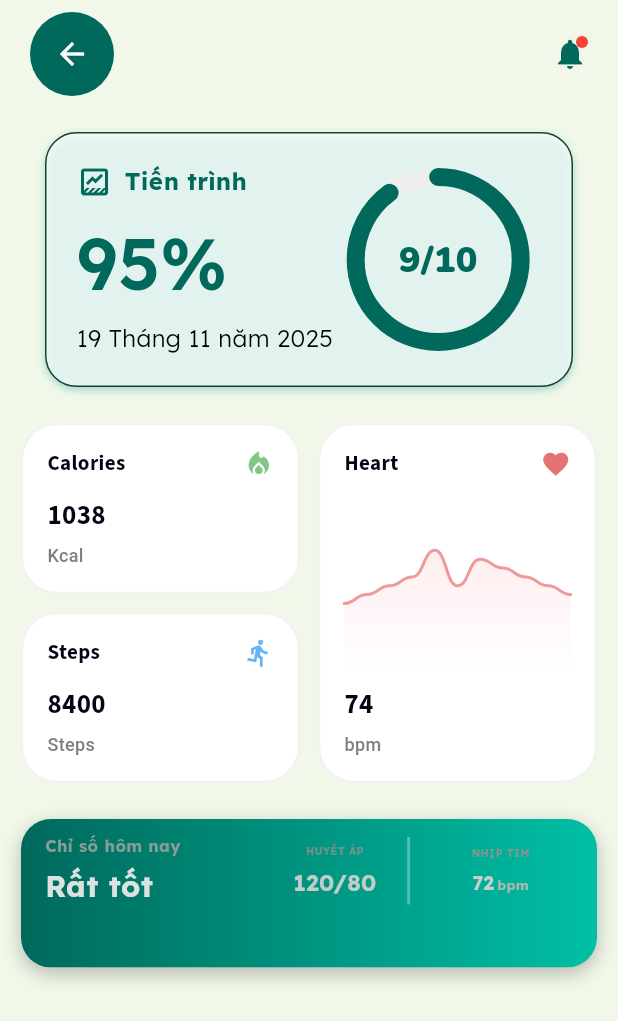
After one commit to HungNguyenBa1811/memotion, a Flutter app: the CaretakerHealthReportScreen screen opened by its route, after a tap on the "arrow back" icon, on a phone screen of 412 x 824 dp. The commit adds this screen. Shown: the top 1021 px of the screen. Run offline on Flutter 3.47's test engine with Material 3 defaults, Android fonts, the phone set to English and light mode, and no system bars; our stand-ins replace camera, dio, flutter_riverpod, flutter_secure_storage, flutter_svg, freezed_annotation and 4 more; accounts and stored records are empty.

Commit message:
feat(profile): add caretaker health report screen and update routing

```diff
--- a/lib/core/router/app_router.dart
+++ b/lib/core/router/app_router.dart
@@ -20,6 +20,7 @@ import '../../features/workout/screens/pose_detection_screen.dart';
 import '../../features/workout/screens/pose_training_screen.dart';
 import '../../features/medication/screens/medication_main_screen.dart';
 import '../../features/medication/screens/medication_scan_screen.dart';
+import '../../features/profile/screens/caretaker_health_report_screen.dart';
 import '../../shared/widgets/main_shell.dart';
 import 'route_config.dart';
 
@@ -61,6 +62,7 @@ class AppRoutes {
   static const String poseTraining = '/pose-training';
   static const String medication = '/medication';
   static const String medicationScan = '/medication-scan';
+  static const String caretakerHealthReport = '/caretaker-health-report';
 }
 
 /// Listenable để notify router khi auth state thay đổi
@@ -358,6 +360,12 @@ final routerProvider = Provider<GoRouter>((ref) {
         builder: (context, state) => const MedicationScanScreen(),
       ),
 
+      // Caretaker Health Report - outside shell (no bottom nav)
+      GoRoute(
+        path: AppRoutes.caretakerHealthReport,
+        builder: (context, state) => const CaretakerHealthReportScreen(),
+      ),
+
       // Nutrition Detail - outside shell (no bottom nav)
       GoRoute(
         path: AppRoutes.nutritionDetail,
--- a/lib/core/router/route_config.dart
+++ b/lib/core/router/route_config.dart
@@ -18,6 +18,7 @@ class RouteConfig {
     '/nutrition',
     '/workout',
     '/profile',
+    '/caretaker-health-report',
   };
 
   /// Check if route is public
--- a/lib/features/home/screens/caretaker/caretaker_home_screen.dart
+++ b/lib/features/home/screens/caretaker/caretaker_home_screen.dart
@@ -1,6 +1,7 @@
 import 'package:flutter/material.dart';
 import 'package:flutter_riverpod/flutter_riverpod.dart';
 import 'package:go_router/go_router.dart';
+import '../../../../core/router/app_router.dart';
 import '../../../../core/theme/app_colors.dart';
 import '../../../../core/theme/app_text_styles.dart';
 import '../../providers/home_provider.dart';
@@ -150,7 +151,7 @@ class CaretakerHomeScreen extends ConsumerWidget {
                               icon: Icons.book,
                               iconColor: AppColors.primary,
                               onTap: () {
-                                context.go('/profile');
+                                context.push(AppRoutes.caretakerHealthReport);
                               },
                             ),
                           ),
--- /dev/null
+++ b/lib/features/profile/screens/caretaker_health_report_screen.dart
@@ -0,0 +1,503 @@
+import 'package:flutter/material.dart';
+import 'package:flutter_riverpod/flutter_riverpod.dart';
+import 'package:go_router/go_router.dart';
+import 'package:google_fonts/google_fonts.dart';
+import '../../../core/theme/app_colors.dart';
+import '../../home/widgets/health_summary_card.dart';
+
+/// Health Report Screen for Caretaker (Figma design node 538:4727)
+/// Displays progress indicator, today's health metrics (calories, steps, heart rate)
+/// and a summary card with vitals
+class CaretakerHealthReportScreen extends ConsumerWidget {
+  const CaretakerHealthReportScreen({super.key});
+
+  @override
+  Widget build(BuildContext context, WidgetRef ref) {
+    return Scaffold(
+      backgroundColor: AppColors.lightGreen,
+      body: SafeArea(
+        child: SingleChildScrollView(
+          child: Column(
+            crossAxisAlignment: CrossAxisAlignment.start,
+            children: [
+              // Top Bar with back button and notification
+              _buildTopBar(context),
+
+              const SizedBox(height: 16),
+
+              // Progress Card
+              _buildProgressCard(),
+
+              const SizedBox(height: 24),
+
+              // Today's Information Section
+              _buildTodaysInfoSection(),
+
+              const SizedBox(height: 24),
+
+              // Health Summary Card (reused from home screen)
+              const HealthSummaryCard(
+                heartRate: '72',
+                bloodPressure: '120/80',
+                steps: '8400',
+                statusLabel: 'Rất tốt',
+              ),
+
+              // Bottom padding for navigation bar
+              const SizedBox(height: 120),
+            ],
+          ),
+        ),
+      ),
+    );
+  }
+
+  Widget _buildTopBar(BuildContext context) {
+    return Padding(
+      padding: const EdgeInsets.symmetric(horizontal: 20, vertical: 8),
+      child: Row(
+        mainAxisAlignment: MainAxisAlignment.spaceBetween,
+        children: [
+          // Back Button
+          GestureDetector(
+            onTap: () => context.pop(),
+            child: Container(
+              width: 56,
+              height: 56,
+              decoration: BoxDecoration(
+                color: AppColors.primary,
+                shape: BoxShape.circle,
+              ),
+              child: const Icon(
+                Icons.arrow_back,
+                color: Colors.white,
+                size: 24,
+              ),
+            ),
+          ),
+          // Notification Icon
+          Stack(
+            children: [
+              Icon(Icons.notifications, color: AppColors.primary, size: 24),
+              Positioned(
+                right: 0,
+                top: 0,
+                child: Container(
+                  width: 8,
+                  height: 8,
+                  decoration: const BoxDecoration(
+                    color: Colors.red,
+                    shape: BoxShape.circle,
+                  ),
+                ),
+              ),
+            ],
+          ),
+        ],
+      ),
+    );
+  }
+
+  Widget _buildProgressCard() {
+    return Padding(
+      padding: const EdgeInsets.symmetric(horizontal: 30),
+      child: Container(
+        padding: const EdgeInsets.all(20),
+        decoration: BoxDecoration(
+          color: Colors.white.withOpacity(0.7),
+          borderRadius: BorderRadius.circular(21),
+          border: Border.all(color: const Color(0xFF1B4332), width: 1),
+          boxShadow: [
+            BoxShadow(
+              color: AppColors.secondary.withOpacity(0.5),
+              offset: const Offset(0, 2),
+              blurRadius: 4,
+            ),
+          ],
+        ),
+        child: Row(
+          children: [
+            // Left side: Progress text
+            Expanded(
+              flex: 5,
+              child: Column(
+                crossAxisAlignment: CrossAxisAlignment.start,
+                children: [
+                  // Title row with icon
+                  Row(
+                    children: [
+                      Icon(
+                        Icons.data_thresholding_outlined,
+                        color: AppColors.primary,
+                        size: 24,
+                      ),
+                      const SizedBox(width: 8),
+                      Text(
+                        'Tiến trình',
+                        style: GoogleFonts.lexend(
+                          fontSize: 16,
+                          fontWeight: FontWeight.w700,
+                          color: AppColors.primary,
+                        ),
+                      ),
+                    ],
+                  ),
+                  const SizedBox(height: 8),
+                  // Percentage
+                  Text(
+                    '95%',
+                    style: GoogleFonts.lexend(
+                      fontSize: 48,
+                      fontWeight: FontWeight.w600,
+                      color: AppColors.primary,
+                    ),
+                  ),
+                  const SizedBox(height: 4),
+                  // Date
+                  Text(
+                    '19 Tháng 11 năm 2025',
+                    style: GoogleFonts.lexend(
+                      fontSize: 16,
+                      fontWeight: FontWeight.w300,
+                      color: Colors.black,
+                    ),
+                  ),
+                ],
+              ),
+            ),
+            // Right side: Circular progress
+            Expanded(
+              flex: 4,
+              child: SizedBox(
+                width: 110,
+                height: 110,
+                child: Stack(
+                  alignment: Alignment.center,
+                  children: [
+                    // Background circle
+                    SizedBox(
+                      width: 110,
+                      height: 110,
+                      child: CircularProgressIndicator(
+                        value: 1.0,
+                        strokeWidth: 12,
+                        backgroundColor: Colors.grey.shade200,
+                        valueColor: AlwaysStoppedAnimation<Color>(
+                          Colors.grey.shade200,
+                        ),
+                      ),
+                    ),
+                    // Progress circle
+                    SizedBox(
+                      width: 110,
+                      height: 110,
+                      child: CircularProgressIndicator(
+                        value: 0.9, // 9/10 = 90%
+                        strokeWidth: 12,
+                        backgroundColor: Colors.transparent,
+                        valueColor: const AlwaysStoppedAnimation<Color>(
+                          AppColors.primary,
+                        ),
+                        strokeCap: StrokeCap.round,
+                      ),
+                    ),
+                    // Center text
+                    Text(
+                      '9/10',
+                      style: GoogleFonts.nunito(
+                        fontSize: 24,
+                        fontWeight: FontWeight.w900,
+                        color: AppColors.primary,
+                      ),
+                    ),
+                  ],
+                ),
+              ),
+            ),
+          ],
+        ),
+      ),
+    );
+  }
+
+  Widget _buildTodaysInfoSection() {
+    return Padding(
+      padding: const EdgeInsets.symmetric(horizontal: 14),
+      child: IntrinsicHeight(
+        child: Row(
+          crossAxisAlignment: CrossAxisAlignment.stretch,
+          children: [
+            // Left column: Calories and Steps stacked
+            Expanded(
+              child: Column(
+                children: [
+                  _buildCaloriesCard(),
+                  const SizedBox(height: 12),
+                  _buildStepsCard(),
+                ],
+              ),
+            ),
+            const SizedBox(width: 12),
+            // Right column: Heart card spanning full height
+            Expanded(child: _buildHeartCard()),
+          ],
+        ),
+      ),
+    );
+  }
+
+  Widget _buildCaloriesCard() {
+    return Container(
+      padding: const EdgeInsets.all(16),
+      decoration: BoxDecoration(
+        color: Colors.white,
+        borderRadius: BorderRadius.circular(24),
+        border: Border.all(
+          color: const Color(0xFFBFBFBF).withOpacity(0.2),
+          width: 1.5,
+        ),
+      ),
+      child: Column(
+        crossAxisAlignment: CrossAxisAlignment.start,
+        children: [
+          // Title row
+          Row(
+            children: [
+              Text(
+                'Calories',
+                style: GoogleFonts.sourceSans3(
+                  fontSize: 14,
+                  fontWeight: FontWeight.w700,
+                  color: const Color(0xFF040415),
+                ),
+              ),
+              const Spacer(),
+              // Flame icon
+              Icon(
+                Icons.local_fire_department,
+                color: Colors.green.shade300,
+                size: 20,
+              ),
+            ],
+          ),
+          const SizedBox(height: 12),
+          // Value
+          Text(
+            '1038',
+            style: GoogleFonts.sourceSans3(
+              fontSize: 18,
+              fontWeight: FontWeight.w700,
+              color: const Color(0xFF040415),
+            ),
+          ),
+          const SizedBox(height: 4),
+          // Unit
+          Text(
+            'Kcal',
+            style: GoogleFonts.mavenPro(
+              fontSize: 12,
+              fontWeight: FontWeight.w500,
+              color: const Color(0xFF7F7F7F),
+            ),
+          ),
+        ],
+      ),
+    );
+  }
+
+  Widget _buildStepsCard() {
+    return Container(
+      padding: const EdgeInsets.all(16),
+      decoration: BoxDecoration(
+        color: Colors.white,
+        borderRadius: BorderRadius.circular(24),
+        border: Border.all(
+          color: const Color(0xFFBFBFBF).withOpacity(0.2),
+          width: 1.5,
+        ),
+      ),
+      child: Column(
+        crossAxisAlignment: CrossAxisAlignment.start,
+        children: [
+          // Title row
+          Row(
+            children: [
+              Text(
+                'Steps',
+                style: GoogleFonts.sourceSans3(
+                  fontSize: 14,
+                  fontWeight: FontWeight.w700,
+                  color: const Color(0xFF040415),
+                ),
+              ),
+              const Spacer(),
+              // Shoe icon
+              Icon(Icons.directions_run, color: Colors.blue.shade300, size: 20),
+            ],
+          ),
+          const SizedBox(height: 12),
+          // Value
+          Text(
+            '8400',
+            style: GoogleFonts.sourceSans3(
+              fontSize: 18,
+              fontWeight: FontWeight.w700,
+              color: const Color(0xFF040415),
+            ),
+          ),
+          const SizedBox(height: 4),
+          // Unit
+          Text(
+            'Steps',
+            style: GoogleFonts.mavenPro(
+              fontSize: 12,
+              fontWeight: FontWeight.w500,
+              color: const Color(0xFF7F7F7F),
+            ),
+          ),
+        ],
+      ),
+    );
+  }
+
+  Widget _buildHeartCard() {
+    return Container(
+      padding: const EdgeInsets.all(16),
+      decoration: BoxDecoration(
+        color: Colors.white,
+        borderRadius: BorderRadius.circular(24),
+        border: Border.all(
+          color: const Color(0xFFBFBFBF).withOpacity(0.2),
+          width: 1.5,
+        ),
+      ),
+      child: Column(
+        crossAxisAlignment: CrossAxisAlignment.start,
+        children: [
+          // Title row
+          Row(
+            children: [
+              Text(
+                'Heart',
+                style: GoogleFonts.sourceSans3(
+                  fontSize: 14,
+                  fontWeight: FontWeight.w700,
+                  color: const Color(0xFF040415),
+                ),
+              ),
+              const Spacer(),
+              // Heart icon
+              Icon(Icons.favorite, color: Colors.red.shade300, size: 20),
+            ],
+          ),
+          const SizedBox(height: 12),
+          // Chart area (simplified wave pattern)
+          Expanded(
+            child: CustomPaint(
+              size: const Size(double.infinity, double.infinity),
+              painter: _HeartRateChartPainter(),
+            ),
+          ),
+          const SizedBox(height: 8),
+          // Value
+          Text(
+            '74',
+            style: GoogleFonts.sourceSans3(
+              fontSize: 18,
+              fontWeight: FontWeight.w700,
+              color: const Color(0xFF040415),
+            ),
+          ),
+          const SizedBox(height: 4),
+          // Unit
+          Text(
+            'bpm',
+            style: GoogleFonts.mavenPro(
+              fontSize: 12,
+              fontWeight: FontWeight.w500,
+              color: const Color(0xFF7F7F7F),
+            ),
+          ),
+        ],
+      ),
+    );
+  }
+}
+
+/// Custom painter for heart rate chart wave
+class _HeartRateChartPainter extends CustomPainter {
+  @override
+  void paint(Canvas canvas, Size size) {
+    final paint = Paint()
+      ..color = Colors.red.shade200
+      ..strokeWidth = 2
+      ..style = PaintingStyle.stroke
+      ..strokeCap = StrokeCap.round;
+
+    final fillPaint = Paint()
+      ..shader = LinearGradient(
+        begin: Alignment.topCenter,
+        end: Alignment.bottomCenter,
+        colors: [
+          Colors.red.shade100.withOpacity(0.5),
+          Colors.red.shade100.withOpacity(0.0),
+        ],
+      ).createShader(Rect.fromLTWH(0, 0, size.width, size.height))
+      ..style = PaintingStyle.fill;
+
+    final path = Path();
+    final fillPath = Path();
+
+    // Start from left
+    path.moveTo(0, size.height * 0.6);
+    fillPath.moveTo(0, size.height);
+    fillPath.lineTo(0, size.height * 0.6);
+
+    // Create wave pattern
+    final points = <Offset>[
+      Offset(0, size.height * 0.6),
+      Offset(size.width * 0.1, size.height * 0.55),
+      Offset(size.width * 0.2, size.height * 0.5),
+      Offset(size.width * 0.3, size.height * 0.45),
+      Offset(size.width * 0.4, size.height * 0.3),
+      Offset(size.width * 0.5, size.height * 0.5),
+      Offset(size.width * 0.6, size.height * 0.35),
+      Offset(size.width * 0.7, size.height * 0.4),
+      Offset(size.width * 0.8, size.height * 0.45),
+      Offset(size.width * 0.9, size.height * 0.5),
+      Offset(size.width, size.height * 0.55),
+    ];
+
+    for (int i = 0; i < points.length - 1; i++) {
+      final p1 = points[i];
+      final p2 = points[i + 1];
+      final controlPoint1 = Offset(p1.dx + (p2.dx - p1.dx) / 2, p1.dy);
+      final controlPoint2 = Offset(p1.dx + (p2.dx - p1.dx) / 2, p2.dy);
+      path.cubicTo(
+        controlPoint1.dx,
+        controlPoint1.dy,
+        controlPoint2.dx,
+        controlPoint2.dy,
+        p2.dx,
+        p2.dy,
+      );
+      fillPath.cubicTo(
+        controlPoint1.dx,
+        controlPoint1.dy,
+        controlPoint2.dx,
+        controlPoint2.dy,
+        p2.dx,
+        p2.dy,
+      );
+    }
+
+    fillPath.lineTo(size.width, size.height);
+    fillPath.close();
+
+    canvas.drawPath(fillPath, fillPaint);
+    canvas.drawPath(path, paint);
+  }
+
+  @override
+  bool shouldRepaint(covariant CustomPainter oldDelegate) => false;
+}
```
